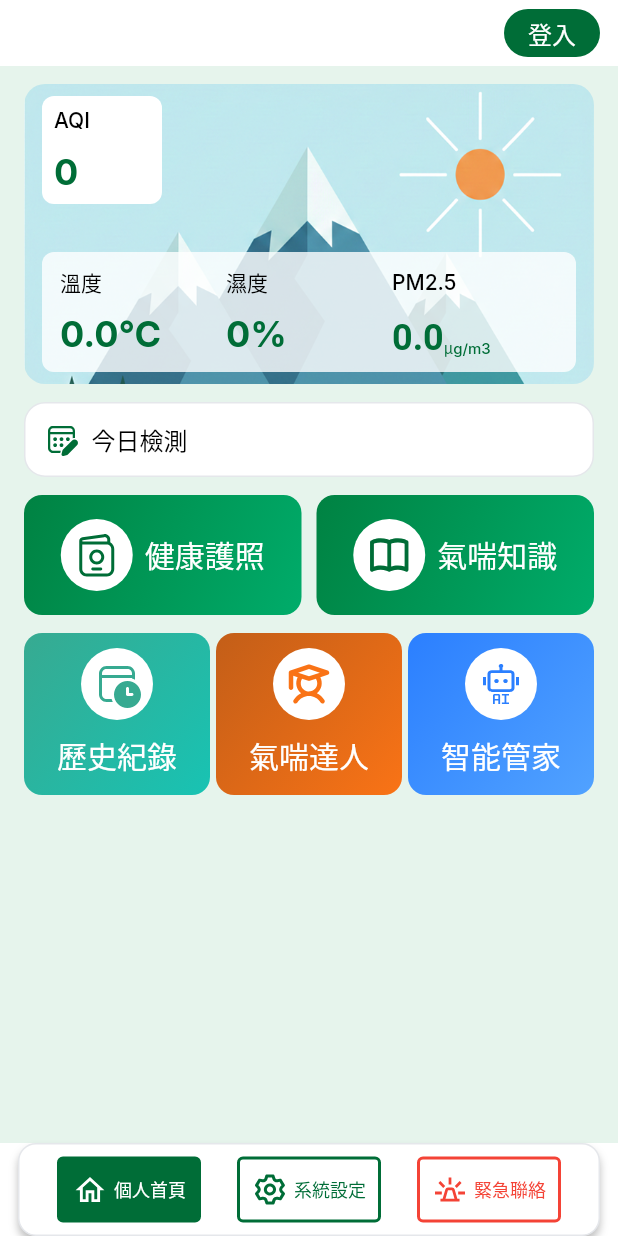
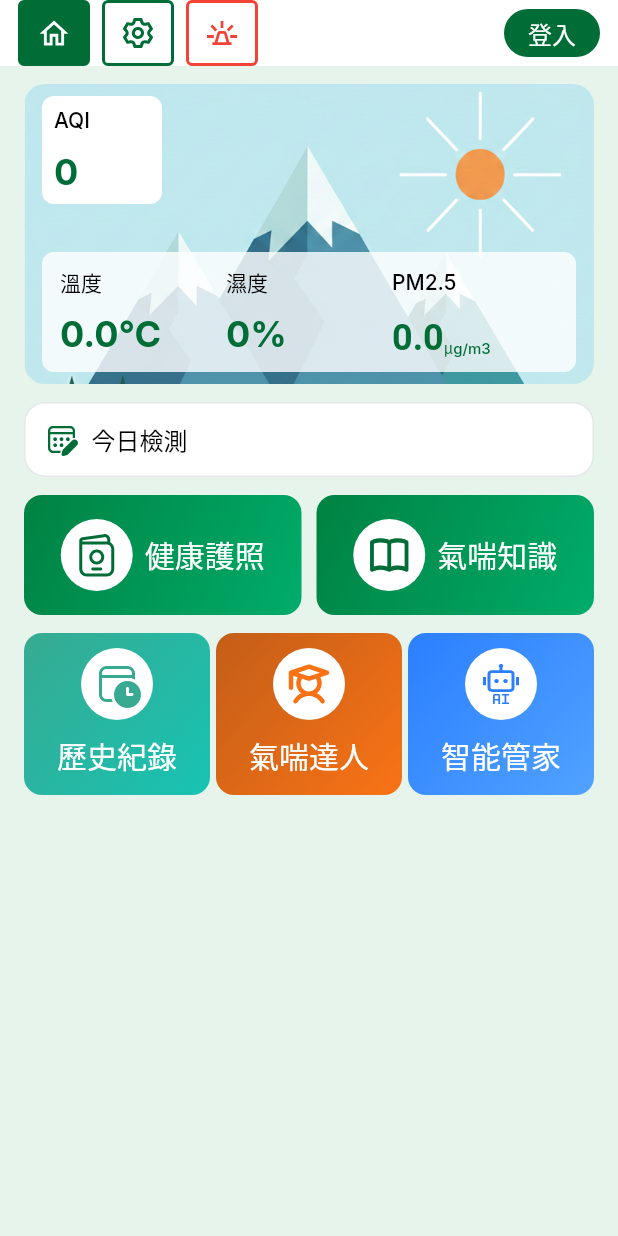
Before and after one commit to kundalee/asthma-passport-app, a Flutter app: the screen it shows after launch, on a phone screen of 412 x 824 dp. Run offline on Flutter 3.47's test engine with Material 3 defaults, Android fonts, the phone set to English and light mode, and no system bars; our stand-ins replace flutter_svg, geolocator, google_fonts, image_picker, shared_preferences; accounts and stored records are empty; network calls fail.

Commit message:
Refactor(navigation): move page nav into header, replace bottom nav with back button

```diff
--- a/lib/pages/home_page.dart
+++ b/lib/pages/home_page.dart
@@ -123,18 +123,25 @@ class _HomePageState extends State<HomePage> {
           _buildFeatureButtonsGrid(),
         ],
       ),
-      bottomNavigation: _buildBottomNavigation(),
     );
   }
 
   Widget _buildHeader() {
     return Container(
       height: 44,
-      padding: const EdgeInsets.symmetric(vertical: 4, horizontal: 12),
+      padding: const EdgeInsets.symmetric(horizontal: 12),
       color: Colors.white,
       child: Row(
-        mainAxisAlignment: MainAxisAlignment.end,
+        mainAxisAlignment: MainAxisAlignment.spaceBetween,
         children: [
+          Row(
+            spacing: 8,
+            children: [
+              _buildHeaderNavButton('assets/icons/home.svg', AppColors.funGreen, true, null),
+              _buildHeaderNavButton('assets/icons/setting.svg', AppColors.funGreen, false, () => Navigator.of(context).pushNamed('/system-settings')),
+              _buildHeaderNavButton('assets/icons/emergency.svg', Colors.red, false, () => Navigator.of(context).pushNamed('/emergency-contact')),
+            ],
+          ),
           GestureDetector(
             onTap: isLoggedIn
                 ? () => Navigator.of(context).pushNamed('/profile')
@@ -169,6 +176,26 @@ class _HomePageState extends State<HomePage> {
             ),
           ),
         ],
+      ),
+    );
+  }
+
+  Widget _buildHeaderNavButton(String iconPath, Color color, bool isActive, VoidCallback? onTap) {
+    return GestureDetector(
+      onTap: onTap,
+      child: Container(
+        padding: const EdgeInsets.symmetric(vertical: 8, horizontal: 10),
+        decoration: BoxDecoration(
+          border: Border.all(color: color, width: 2),
+          borderRadius: BorderRadius.circular(4),
+          color: isActive ? color : Colors.transparent,
+        ),
+        child: SvgPicture.asset(
+          iconPath,
+          width: 24,
+          height: 24,
+          colorFilter: ColorFilter.mode(isActive ? Colors.white : color, BlendMode.srcIn),
+        ),
       ),
     );
   }
@@ -602,75 +629,6 @@ class _HomePageState extends State<HomePage> {
     );
   }
 
-  Widget _buildBottomNavigation() {
-    return Container(
-      padding: const EdgeInsets.all(8),
-      decoration: BoxDecoration(
-        color: Colors.white,
-        borderRadius: BorderRadius.circular(12),
-        border: Border.all(color: AppColors.whiteMarble, width: 1),
-        boxShadow: [
-          BoxShadow(
-            offset: const Offset(0, 4),
-            blurRadius: 4,
-            spreadRadius: 0,
-            color: Colors.black.withValues(alpha: 0.25),
-          ),
-        ],
-      ),
-      child: Row(
-        mainAxisAlignment: MainAxisAlignment.center,
-        spacing: 24,
-        children: [
-          _buildNavButton('個人首頁', 'assets/icons/home.svg', AppColors.funGreen, true),
-          _buildNavButton('系統設定', 'assets/icons/setting.svg', AppColors.funGreen, false),
-          _buildNavButton('緊急聯絡', 'assets/icons/emergency.svg', Colors.red, false),
-        ],
-      ),
-    );
-  }
-
-  Widget _buildNavButton(String title, String iconPath, Color color, bool isActive) {
-    return GestureDetector(
-      onTap: () {
-        if (title == '系統設定') {
-          Navigator.of(context).pushNamed('/system-settings');
-        } else if (title == '緊急聯絡') {
-          Navigator.of(context).pushNamed('/emergency-contact');
-        }
-      },
-      child: Container(
-        padding: const EdgeInsets.all(8),
-        decoration: BoxDecoration(
-          border: Border.all(color: color, width: 2),
-          borderRadius: BorderRadius.circular(4),
-          color: isActive ? color : Colors.transparent,
-        ),
-        child: Row(
-          spacing: 4,
-          children: [
-            SvgPicture.asset(
-              iconPath,
-              width: 24,
-              height: 24,
-              colorFilter: ColorFilter.mode(isActive ? Colors.white : color, BlendMode.srcIn),
-            ),
-            Text(
-              title,
-              style: TextStyle(
-                fontSize: 12,
-                fontWeight: FontWeight.w500,
-                color: isActive ? Colors.white : color,
-                height: 2,
-                letterSpacing: 0,
-              ),
-            ),
-          ],
-        ),
-      ),
-    );
-  }
-
   void _showFirstLoginDialog() {
     showDialog(
       context: context,
```
Also changed, not shown: lib/pages/emergency_contact/emergency_contact_page.dart (+12 -69 lines), lib/pages/system_settings_page.dart (+11 -69 lines).
